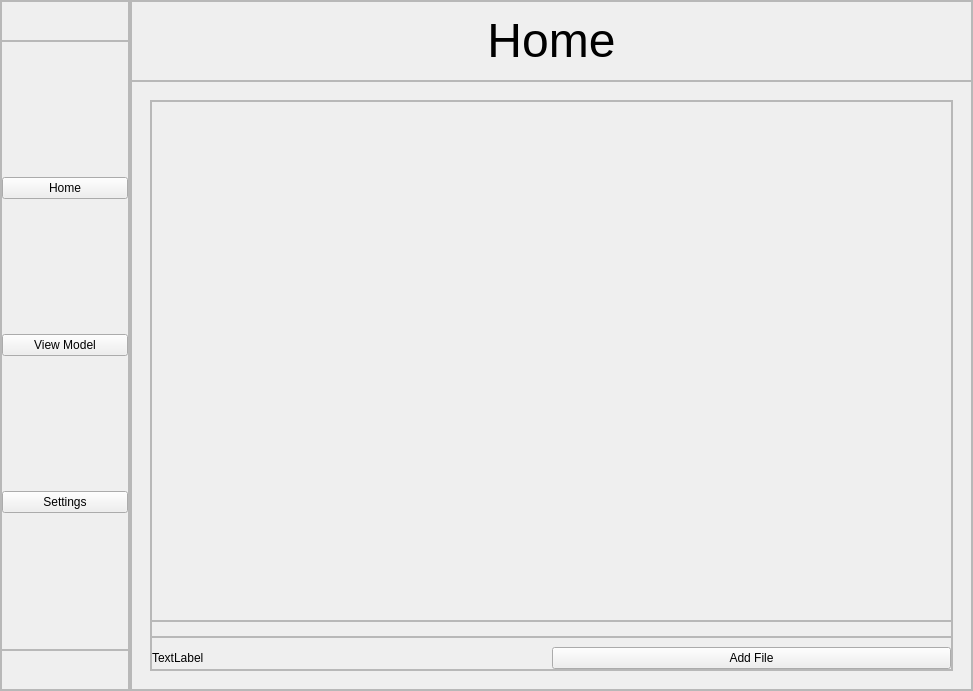
Before: the Qt Designer form src/main_window.ui in SantagatiLuca/ECG-classification, drawn with Qt 5.
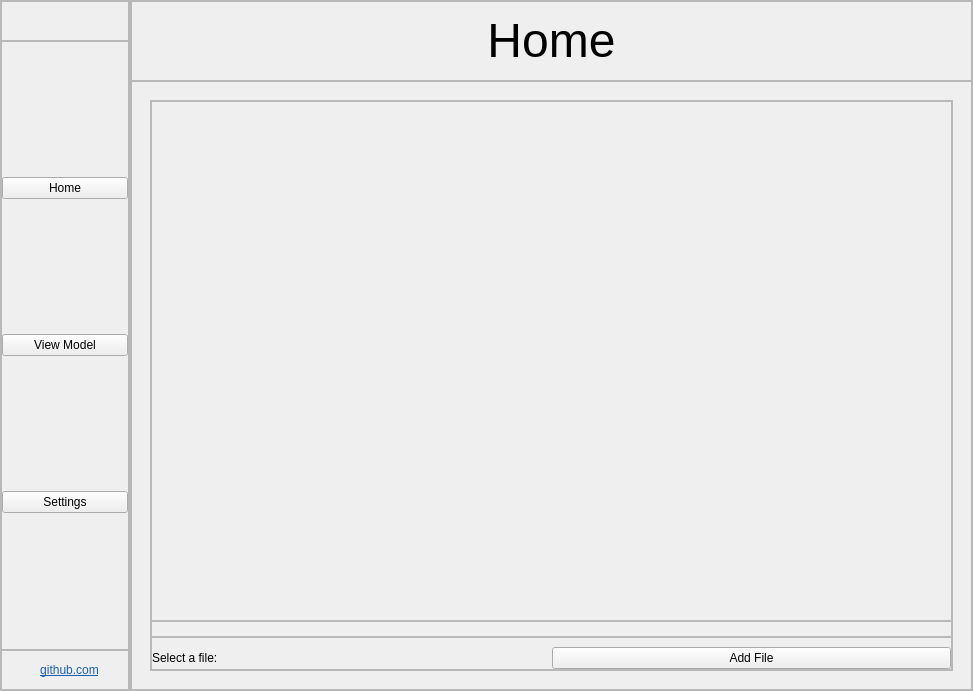
After: the same form once the commit is applied. Icons and pictures are not drawn.

Commit message: github page link

Patch:
```diff
--- a/src/main_window.ui
+++ b/src/main_window.ui
@@ -55,7 +55,7 @@
       </property>
       <property name="maximumSize">
        <size>
-        <width>200</width>
+        <width>240</width>
         <height>16777215</height>
        </size>
       </property>
@@ -196,7 +196,7 @@
          </property>
          <property name="maximumSize">
           <size>
-           <width>200</width>
+           <width>1000</width>
            <height>100</height>
           </size>
          </property>
@@ -206,7 +206,7 @@
          <property name="frameShadow">
           <enum>QFrame::Shadow::Raised</enum>
          </property>
-         <layout class="QVBoxLayout" name="verticalLayout_3">
+         <layout class="QHBoxLayout" name="horizontalLayout_6">
           <property name="spacing">
            <number>0</number>
           </property>
@@ -219,6 +219,27 @@
           <property name="bottomMargin">
            <number>0</number>
           </property>
+          <item>
+           <widget class="QLabel" name="github_link_label">
+            <property name="font">
+             <font>
+              <underline>true</underline>
+             </font>
+            </property>
+            <property name="cursor">
+             <cursorShape>PointingHandCursor</cursorShape>
+            </property>
+            <property name="toolTip">
+             <string>Check out the project</string>
+            </property>
+            <property name="text">
+             <string>&lt;html&gt;&lt;head/&gt;&lt;body&gt;&lt;p align=&quot;center&quot;&gt;&lt;span style=&quot; color:#1a5fb4;&quot;&gt;github.com&lt;/span&gt;&lt;/p&gt;&lt;/body&gt;&lt;/html&gt;</string>
+            </property>
+            <property name="openExternalLinks">
+             <bool>false</bool>
+            </property>
+           </widget>
+          </item>
          </layout>
         </widget>
        </item>
@@ -452,7 +473,7 @@
                     <item>
                      <widget class="QLabel" name="file_location_label">
                       <property name="text">
-                       <string>TextLabel</string>
+                       <string>Select a file:</string>
                       </property>
                      </widget>
                     </item>
```
Left out of the diff: 12 changed lines with no effect on the pictures. The commit also changes 5 other files.
